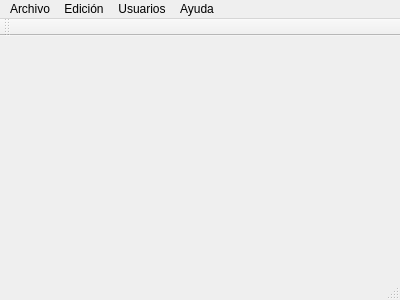
BlastDV/compusciens-ucv-transporte-harvester, file transporte_ucv_harvester/mainwindow.ui: the form before one commit.
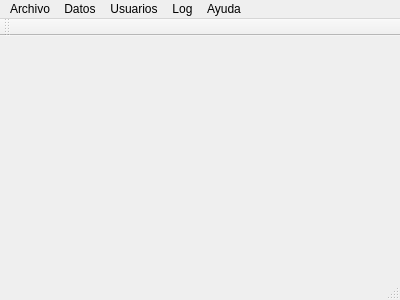
The form after the commit.

Patch:
```diff
--- a/transporte_ucv_harvester/mainwindow.ui
+++ b/transporte_ucv_harvester/mainwindow.ui
@@ -29,11 +29,6 @@
     </property>
     <addaction name="actionSalir"/>
    </widget>
-   <widget class="QMenu" name="menuEdici_n">
-    <property name="title">
-     <string>Edición</string>
-    </property>
-   </widget>
    <widget class="QMenu" name="menuAyuda">
     <property name="title">
      <string>Ayuda</string>
@@ -46,9 +41,22 @@
     </property>
     <addaction name="actionCerrar_Sesi_n"/>
    </widget>
+   <widget class="QMenu" name="menuDatos">
+    <property name="title">
+     <string>Datos</string>
+    </property>
+    <addaction name="actionSubir"/>
+   </widget>
+   <widget class="QMenu" name="menuLog">
+    <property name="title">
+     <string>Log</string>
+    </property>
+    <addaction name="actionVer_el_registro_de_sucesos"/>
+   </widget>
    <addaction name="menuArchivo"/>
-   <addaction name="menuEdici_n"/>
+   <addaction name="menuDatos"/>
    <addaction name="menuUsuarios"/>
+   <addaction name="menuLog"/>
    <addaction name="menuAyuda"/>
   </widget>
   <widget class="QToolBar" name="mainToolBar">
```
Left out of the diff: 10 changed lines with no effect on the pictures.
